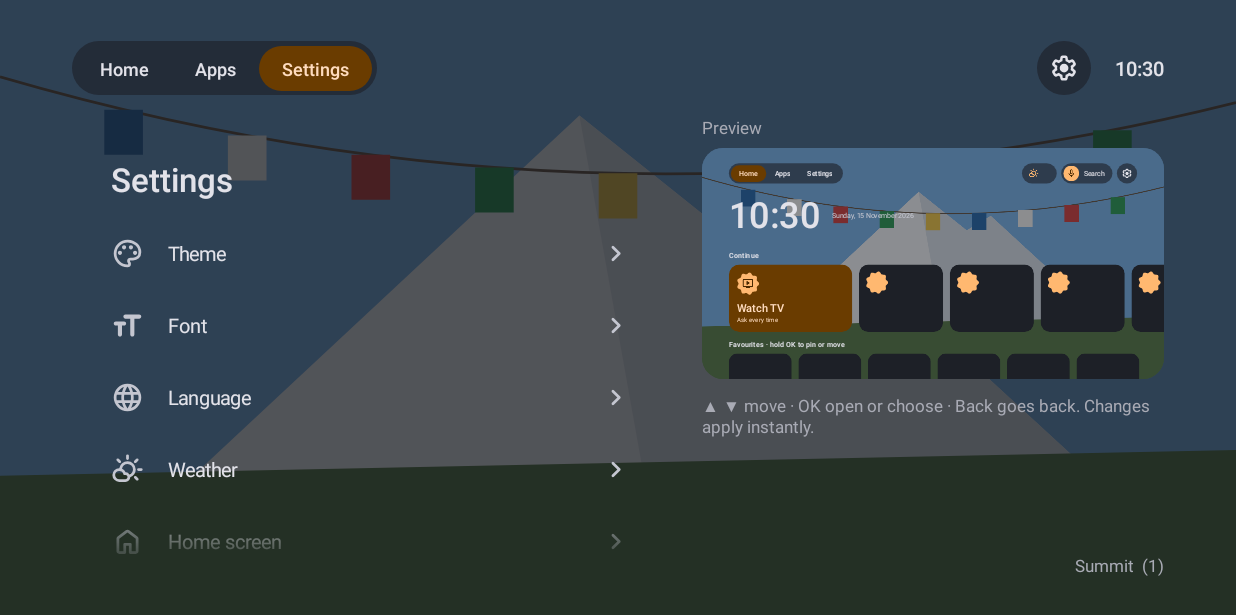
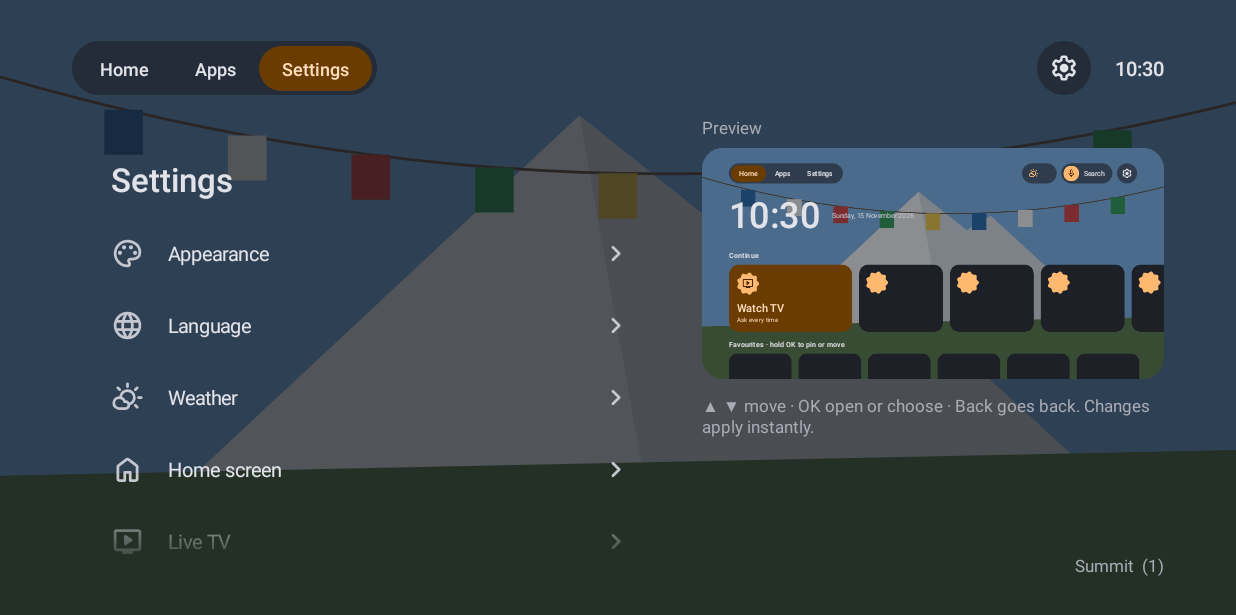
Before and after one commit to exendahal/summit_android_tv_launcher, an Android app: the fragment SettingsFragment placed in its activity, on a phone screen of 824 x 412 dp (held sideways). Shown: the top 615 px of the screen. Run offline under Robolectric (Android 15) with nearby library versions, the phone set to English and light mode, and no system bars; pictures from the network do not load.

Commit message:
refactor(settings): merge Font and Icons & tiles into Appearance

```diff
--- a/app/src/main/res/values/arrays.xml
+++ b/app/src/main/res/values/arrays.xml
@@ -2,7 +2,7 @@
 <resources>
     <!-- Display names for settings values. Order must match the value arrays in SettingsFragment. -->
     <string-array name="categories">
-        <item>Theme</item><item>Font</item><item>Language</item><item>Weather</item>
+        <item>Appearance</item><item>Font</item><item>Language</item><item>Weather</item>
         <item>Home screen</item><item>Live TV</item><item>Icons &amp; tiles</item><item>Scores</item><item>Screensaver</item>
     </string-array>
     <string-array name="e_theme_mode"><item>Auto by time</item><item>Dark</item><item>Light</item></string-array>
```
Also changed, not shown: app/src/main/java/np/exendahal/summitlauncher/SettingsFragment.java (+8 -9 lines), 3 other files.
